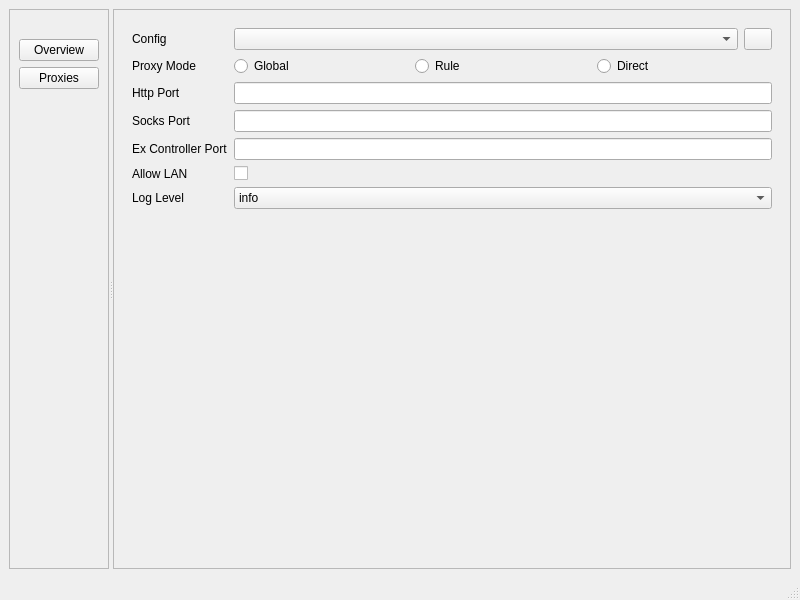
This is src/mainwindow.ui in josephpei/qClash as Qt 5 draws it before an edit. The edited form follows.
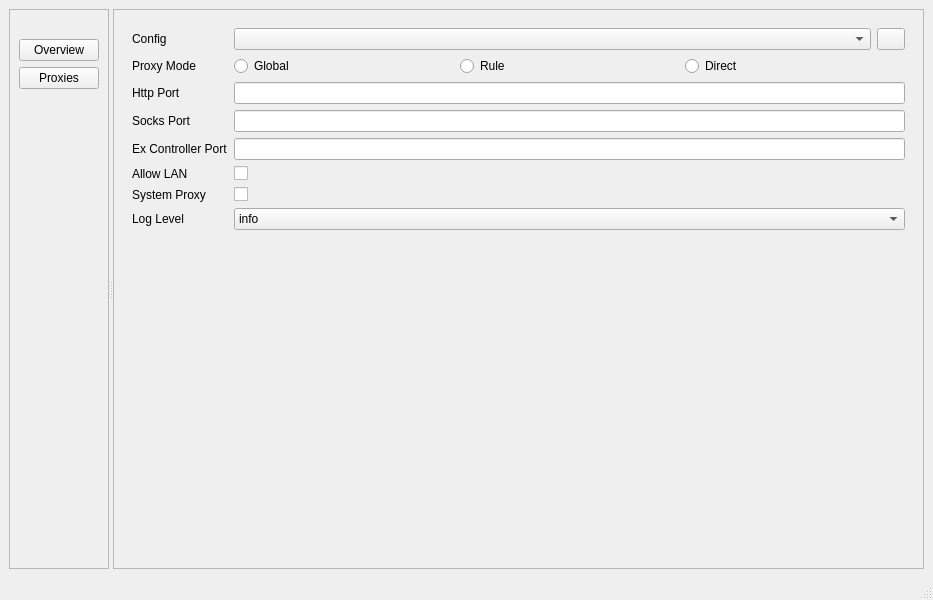
This is the edited form. Icons and pictures are not drawn.

Commit message: Fix: set system proxy on linux

```diff
--- a/src/mainwindow.ui
+++ b/src/mainwindow.ui
@@ -6,7 +6,7 @@
    <rect>
     <x>0</x>
     <y>0</y>
-    <width>800</width>
+    <width>933</width>
     <height>600</height>
    </rect>
   </property>
@@ -227,14 +227,14 @@
                 </property>
                </widget>
               </item>
-              <item row="7" column="0">
+              <item row="8" column="0">
                <widget class="QLabel" name="logLevelLabel">
                 <property name="text">
                  <string>Log Level</string>
                 </property>
                </widget>
               </item>
-              <item row="7" column="1">
+              <item row="8" column="1">
                <widget class="QComboBox" name="logLevelComboBox">
                 <item>
                  <property name="text">
@@ -263,6 +263,20 @@
                 </item>
                </widget>
               </item>
+              <item row="7" column="0">
+               <widget class="QLabel" name="systemProxyLabel">
+                <property name="text">
+                 <string>System Proxy</string>
+                </property>
+               </widget>
+              </item>
+              <item row="7" column="1">
+               <widget class="QCheckBox" name="systemProxyCheckBox">
+                <property name="text">
+                 <string/>
+                </property>
+               </widget>
+              </item>
              </layout>
             </item>
            </layout>
```
Left out of the diff: 4 changed lines with no effect on the pictures. The commit also changes 2 other files.
